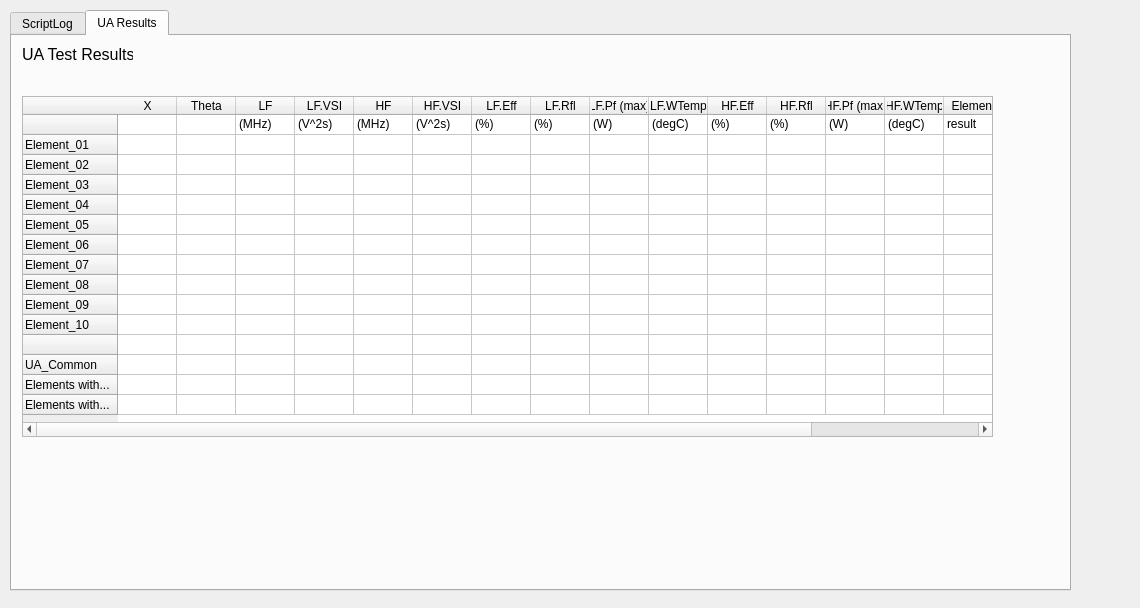
Above: Widget_Library/widget_results.ui from 8foldrepo/RF_Balance_Profound before the change. Below: the same form after it.
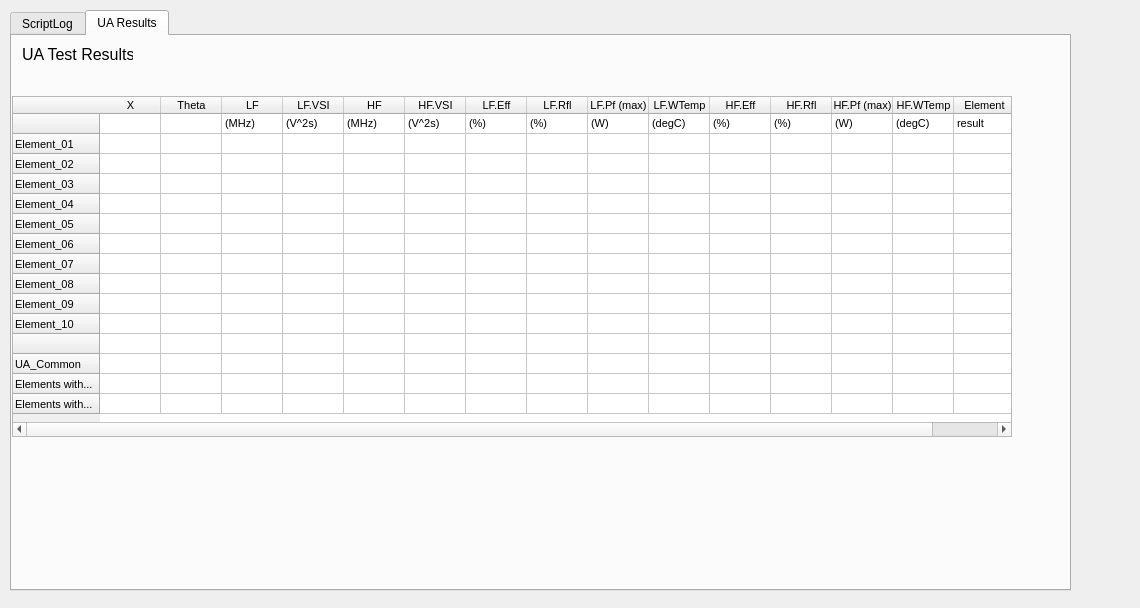
That is the form after the change.

Patch:
```diff
--- a/Widget_Library/widget_results.ui
+++ b/Widget_Library/widget_results.ui
@@ -65,9 +65,9 @@
     <widget class="QTableWidget" name="results_table">
      <property name="geometry">
       <rect>
-       <x>10</x>
+       <x>0</x>
        <y>60</y>
-       <width>971</width>
+       <width>1000</width>
        <height>341</height>
       </rect>
      </property>
@@ -85,11 +85,11 @@
      </property>
      <property name="font">
       <font>
-       <pointsize>9</pointsize>
+       <pointsize>8</pointsize>
       </font>
      </property>
      <attribute name="horizontalHeaderDefaultSectionSize">
-      <number>59</number>
+      <number>61</number>
      </attribute>
      <attribute name="verticalHeaderCascadingSectionResizes">
       <bool>false</bool>
@@ -250,16 +250,6 @@
        <string>Element</string>
       </property>
      </column>
-     <column>
-      <property name="text">
-       <string>New Column</string>
-      </property>
-     </column>
-     <column>
-      <property name="text">
-       <string>New Column</string>
-      </property>
-     </column>
      <item row="0" column="0">
       <property name="text">
        <string/>
@@ -335,9 +325,9 @@
        <string>result</string>
       </property>
      </item>
-     <item row="0" column="16">
+     <item row="2" column="1">
       <property name="text">
-       <string>ertwetr</string>
+       <string/>
       </property>
      </item>
     </widget>
```
